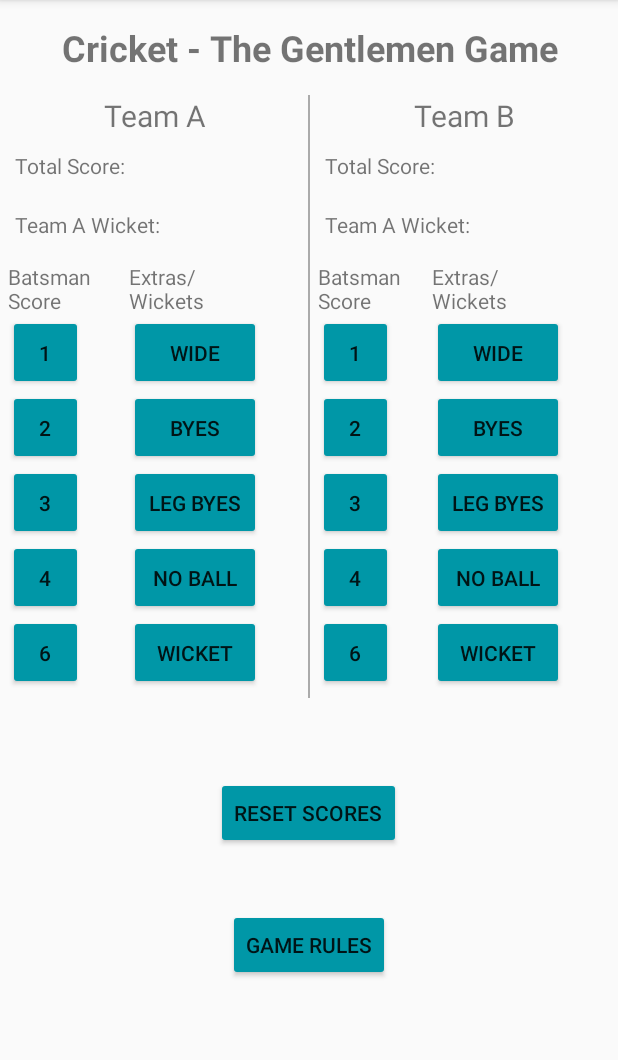
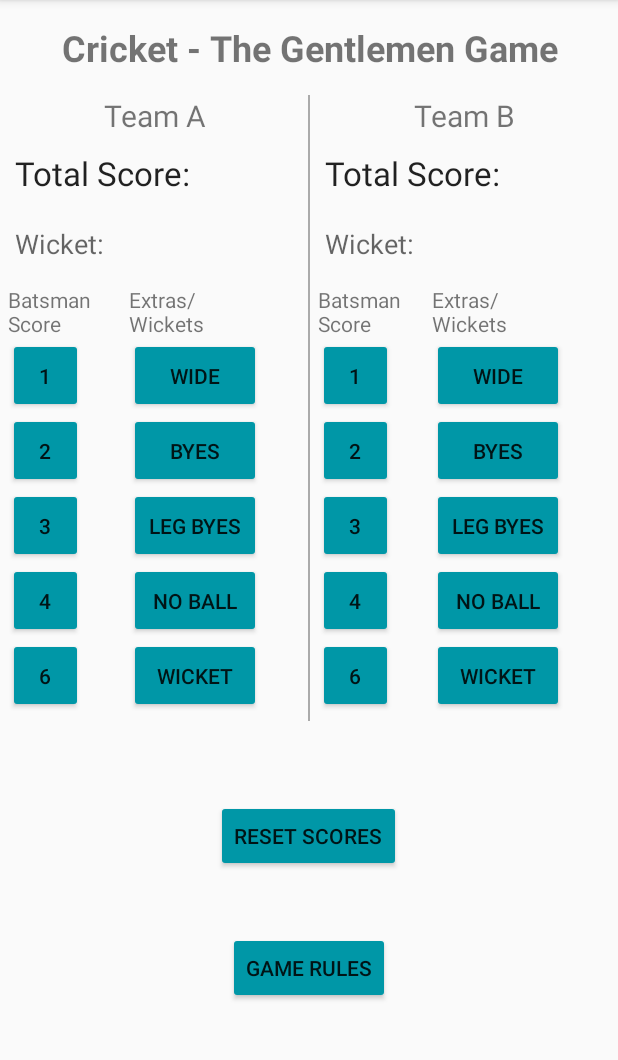
Before and after one commit to sujanth21/cricket_scorekeeper_app, an Android app: the screen it shows after launch (MainActivity), on a phone screen of 412 x 824 dp, the part 84-1144 px from its top. Run offline under Robolectric (Android 15) with nearby library versions, the phone set to English and light mode, and no system bars.

Commit message:
updated code with textAppearance changes

```diff
--- a/app/src/main/res/layout/activity_main.xml
+++ b/app/src/main/res/layout/activity_main.xml
@@ -51,7 +51,8 @@
                         android:layout_width="wrap_content"
                         android:layout_height="wrap_content"
                         android:layout_margin="10sp"
-                        android:text="Total Score: " />
+                        android:text="Total Score: "
+                        android:textAppearance="?android:attr/textAppearanceLarge"/>
 
                     <TextView
                         android:id="@+id/team_a_scores_text_view"
@@ -59,7 +60,8 @@
                         android:layout_height="wrap_content"
                         android:layout_margin="10sp"
                         android:text=""
-                        android:textStyle="bold"/>
+                        android:textStyle="bold"
+                        android:textAppearance="?android:attr/textAppearanceLarge"/>
 
 
                 </LinearLayout>
@@ -73,15 +75,17 @@
                         android:id="@+id/team_a_wicket_text_view"
                         android:layout_width="wrap_content"
                         android:layout_height="wrap_content"
-                        android:text="Team A Wicket: "
-                        android:layout_margin="10sp"/>
+                        android:text="Wicket: "
+                        android:layout_margin="10dp"
+                        android:textAppearance="?android:attr/textAppearanceMedium"/>
 
                     <TextView
                         android:id="@+id/team_a_wicket_display_text_view"
                         android:layout_width="wrap_content"
                         android:layout_height="wrap_content"
                         android:layout_margin="10dp"
-                        android:text=""/>
+                        android:text=""
+                        android:textAppearance="?android:attr/textAppearanceMedium"/>
 
                 </LinearLayout>
 
@@ -210,7 +214,8 @@
                         android:layout_width="wrap_content"
                         android:layout_height="wrap_content"
                         android:layout_margin="10sp"
-                        android:text="Total Score: " />
+                        android:text="Total Score: "
+                        android:textAppearance="?android:attr/textAppearanceLarge"/>
 
                     <TextView
                         android:id="@+id/team_b_scores_text_view"
@@ -218,7 +223,8 @@
                         android:layout_height="wrap_content"
                         android:layout_margin="10sp"
                         android:text=""
-                        android:textStyle="bold"/>
+                        android:textStyle="bold"
+                        android:textAppearance="?android:attr/textAppearanceLarge"/>
 
 
                 </LinearLayout>
@@ -232,15 +238,17 @@
                         android:id="@+id/team_b_wicket_text_view"
                         android:layout_width="wrap_content"
                         android:layout_height="wrap_content"
-                        android:text="Team A Wicket: "
-                        android:layout_margin="10sp"/>
+                        android:text="Wicket: "
+                        android:layout_margin="10dp"
+                        android:textAppearance="?android:attr/textAppearanceMedium"/>
 
                     <TextView
                         android:id="@+id/team_b_wicket_display_text_view"
                         android:layout_width="wrap_content"
                         android:layout_height="wrap_content"
                         android:layout_margin="10dp"
-                        android:text=""/>
+                        android:text=""
+                        android:textAppearance="?android:attr/textAppearanceMedium"/>
 
                 </LinearLayout>
 
```
